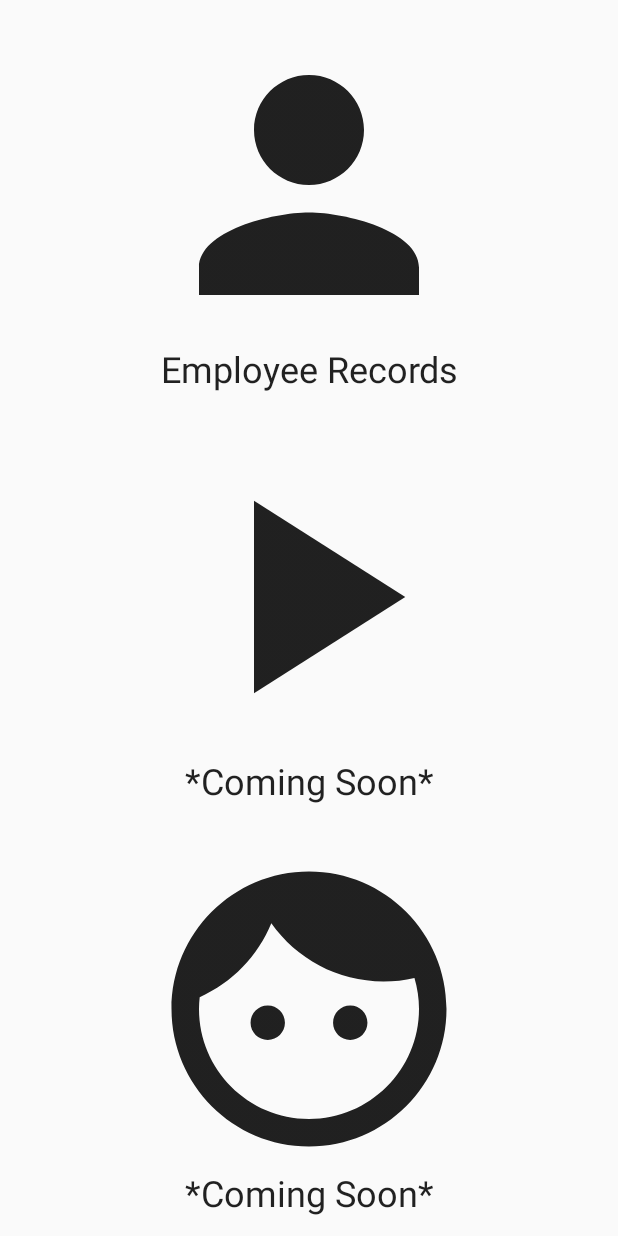
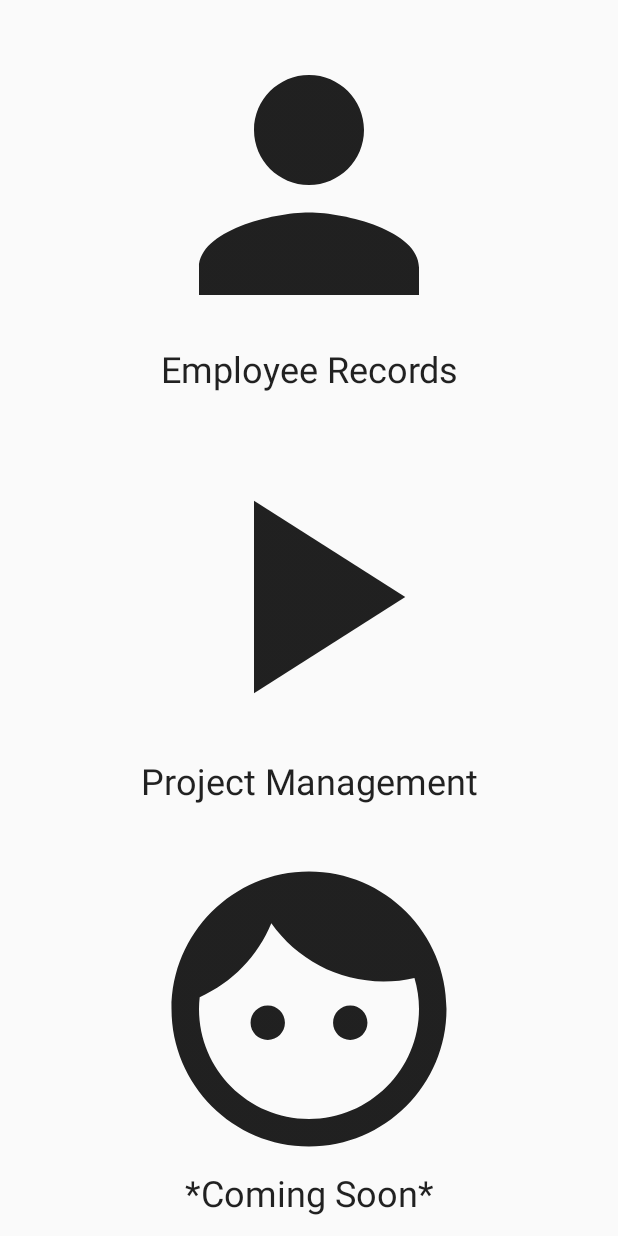
Before and after one commit to tstites14/MyHr-, an Android app built with Jetpack Compose: the screen it shows after launch (MainActivity), on a phone screen of 412 x 824 dp. Run offline under Robolectric (Android 15) with nearby library versions, the phone set to English and light mode, and no system bars.

Commit message:
Fix crash preventing navigation to ProjectList.kt

```diff
--- a/app/src/main/java/com/tstites/myhr/Navigation.kt
+++ b/app/src/main/java/com/tstites/myhr/Navigation.kt
@@ -57,15 +57,30 @@ fun Navigation() {
                 }, navArgument("extension") {
                     type = NavType.IntType
                     defaultValue = 1
-                }
-            )) {
+                })) {
             val eDetails = EmployeeDetails()
             eDetails.EmployeeDetailsLayout(navController = navController, it.arguments)
         }
+
 
         composable(Screens.ProjectList.route) {
             val pList = ProjectList()
             pList.ProjectListLayout(navController = navController)
         }
+        composable(Screens.ProjectDetails.route + "/{id}/{title}/{progress}/",
+            arguments = listOf(
+                navArgument("id") {
+                    type = NavType.IntType
+                    defaultValue = 1
+                }, navArgument("title") {
+                    type = NavType.StringType
+                    defaultValue = "MyHr+"
+                }, navArgument("progress") {
+                    type = NavType.FloatType
+                    defaultValue = 0f
+                })) {
+            val pDetails = ProjectDetails()
+            pDetails.ProjectDetailsLayout(navController = navController, projectInfo = it.arguments)
+        }
     }
 }
--- a/app/src/main/java/com/tstites/myhr/ui/screens/HomeScreen.kt
+++ b/app/src/main/java/com/tstites/myhr/ui/screens/HomeScreen.kt
@@ -47,7 +47,7 @@ class HomeScreen {
                         imageVector = Icons.Filled.PlayArrow,
                         contentDescription = "Project Management"
                     )
-                    Text("*Coming Soon*", modifier = Modifier.fillMaxWidth(),
+                    Text("Project Management", modifier = Modifier.fillMaxWidth(),
                         style = TextStyle(fontSize = 24.sp, textAlign = TextAlign.Center))
                 }
             }
--- a/app/src/main/java/com/tstites/myhr/ui/screens/Screens.kt
+++ b/app/src/main/java/com/tstites/myhr/ui/screens/Screens.kt
@@ -10,4 +10,5 @@ sealed class Screens(val route: String) {
     object EmployeeNew: Screens("employee_new")
 
     object ProjectList: Screens("project_list")
+    object ProjectDetails: Screens("project_details")
 }
```
